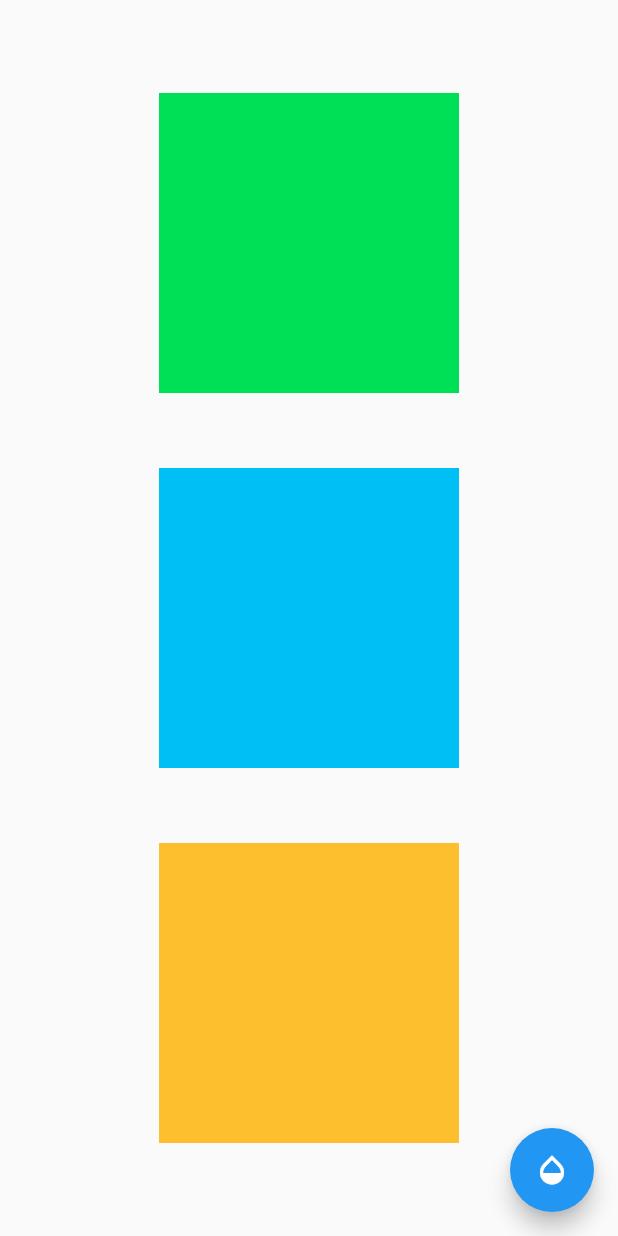
After one commit to edgon85/flutter-challenges, a Flutter app: the OpacityAnimatedOpacityPage screen opened by its route, on a phone screen of 412 x 824 dp. The commit adds this screen. Run offline on Flutter 3.47's test engine with Material 2 defaults, Android fonts, the phone set to English and light mode, and no system bars.

Commit message:
Opacity animated

```diff
--- a/assets/data/menu_options.json
+++ b/assets/data/menu_options.json
@@ -15,6 +15,11 @@
             "route": "animated-container",
             "icon": "add_alert",
             "text": "Animated Container"
+        },
+        {
+            "route": "opacity-animated-opacity",
+            "icon": "add_alert",
+            "text": "Opacity y Animated Opacity"
         }
     ]
 }
--- /dev/null
+++ b/lib/src/pages/opacity_animated_opacity.dart
@@ -0,0 +1,73 @@
+import 'package:flutter/material.dart';
+
+class OpacityAnimatedOpacityPage extends StatelessWidget {
+  const OpacityAnimatedOpacityPage({Key? key}) : super(key: key);
+
+  @override
+  Widget build(BuildContext context) {
+    return MyScaffold();
+  }
+}
+
+class MyScaffold extends StatefulWidget {
+  const MyScaffold({
+    Key? key,
+  }) : super(key: key);
+
+  @override
+  _MyScaffoldState createState() => _MyScaffoldState();
+}
+
+class _MyScaffoldState extends State<MyScaffold> {
+  double opacidad = 1;
+
+  @override
+  Widget build(BuildContext context) {
+    return Scaffold(
+      floatingActionButton: FloatingActionButton(
+        child: Icon(Icons.opacity),
+        onPressed: () {
+          setState(() {
+            this.opacidad = (opacidad == 1) ? 0 : 1;
+          });
+        },
+      ),
+      body: Container(
+        alignment: Alignment.center,
+        width: double.infinity,
+        height: double.infinity,
+        child: Wrap(
+          direction: Axis.vertical,
+          spacing: 50.0,
+          children: <Widget>[
+            Rectangulo(Color(0xFF00E057), 1),
+            Rectangulo(Color(0xFF00BFF4), opacidad),
+            Rectangulo(Color(0xFFFEBF2F), 1),
+          ],
+        ),
+      ),
+    );
+  }
+}
+
+class Rectangulo extends StatelessWidget {
+  final Color color;
+  final double opacidad;
+
+  Rectangulo(this.color, this.opacidad);
+
+  @override
+  Widget build(BuildContext context) {
+    // return Opacity(
+    return AnimatedOpacity(
+      curve: Curves.easeOut,
+      duration: Duration(milliseconds: 600),
+      opacity: this.opacidad,
+      child: Container(
+        width: 200,
+        height: 200,
+        decoration: BoxDecoration(color: this.color),
+      ),
+    );
+  }
+}
--- a/lib/src/routes/routes.dart
+++ b/lib/src/routes/routes.dart
@@ -1,6 +1,7 @@
 import 'package:challenges/src/pages/animated_container_page.dart';
 import 'package:challenges/src/pages/expanded_page.dart';
 import 'package:challenges/src/pages/home_page.dart';
+import 'package:challenges/src/pages/opacity_animated_opacity.dart';
 import 'package:challenges/src/pages/wrap_page.dart';
 import 'package:flutter/material.dart';
 
@@ -10,5 +11,7 @@ Map<String, WidgetBuilder> getAplicationRoutes() {
     'expanded': (BuildContext context) => ExpandedPage(),
     'wrap': (BuildContext context) => WrapPage(),
     'animated-container': (BuildContext context) => AnimatedContainerPage(),
+    'opacity-animated-opacity': (BuildContext context) =>
+        OpacityAnimatedOpacityPage(),
   };
 }
```
